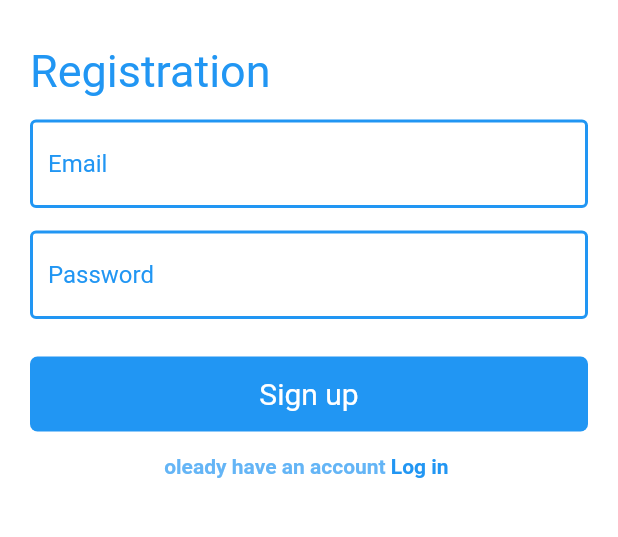
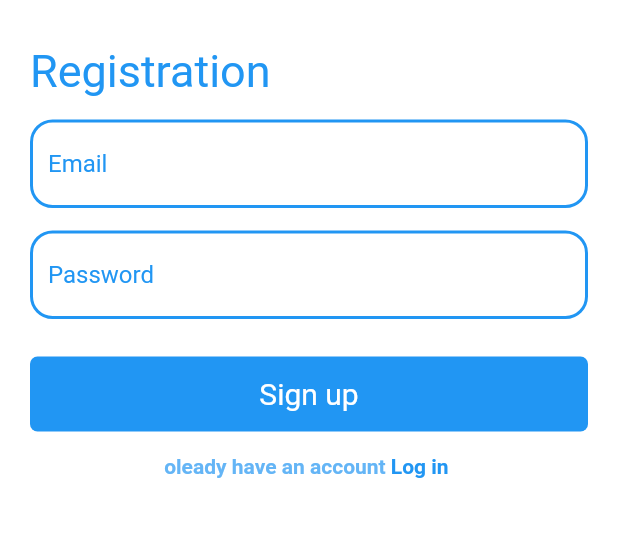
Before and after one commit to hassanarafa/Chat-App, a Flutter app: the screen it shows after launch, after a tap on "Sign in", after a tap on "Sign Up", on a phone screen of 412 x 824 dp, the part 578-1115 px from its top. Run offline on Flutter 3.47's test engine with Material 2 defaults, Android fonts, the phone set to English and light mode, and no system bars; drawn by our look-alikes of modal_progress_hud_nsn; our stand-ins replace firebase_auth, firebase_core; accounts and stored records are empty.

Commit message:
finish login and registration

```diff
--- a/lib/pages/LoginPage.dart
+++ b/lib/pages/LoginPage.dart
@@ -1,3 +1,4 @@
+import 'package:modal_progress_hud_nsn/modal_progress_hud_nsn.dart';
 import 'package:firebase_auth/firebase_auth.dart';
 import 'package:flutter/material.dart';
 import 'package:flutter/services.dart';
@@ -5,6 +6,7 @@ import 'package:flutter/services.dart';
 import '../constants.dart';
 import '../widgets/cudtom_textformfield.dart';
 import '../widgets/custom_button.dart';
+import '../widgets/snackBar.dart';
 import 'HomePage.dart';
 import 'RegisterPage.dart';
 
@@ -18,9 +20,12 @@ class LoginPage extends StatefulWidget {
 class _LoginPageState extends State<LoginPage> {
   GlobalKey<FormState> formkey = GlobalKey();
   String? email, password;
+  bool load = false;
   @override
   Widget build(BuildContext context) {
-    return Scaffold(
+    return ModalProgressHUD(
+      inAsyncCall: load,
+      child: Scaffold(
           backgroundColor: Colors.white,
           appBar: AppBar(
               toolbarHeight: 0,
@@ -60,6 +65,7 @@ class _LoginPageState extends State<LoginPage> {
                         height: 15,
                       ),
                       CustomTextFormField(
+                          x: false,
                           onchanged: (data) {
                             email = data;
                           },
@@ -68,6 +74,7 @@ class _LoginPageState extends State<LoginPage> {
                         height: 15,
                       ),
                       CustomTextFormField(
+                          x: true,
                           onchanged: (data) {
                             password = data;
                           },
@@ -79,34 +86,35 @@ class _LoginPageState extends State<LoginPage> {
                         text: "Sign in",
                         ontap: () async {
                           if (formkey.currentState!.validate()) {
+                            load = true;
+                            setState(() {});
                             try {
                               await FirebaseAuth.instance
                                   .signInWithEmailAndPassword(
                                       email: email!, password: password!);
-                            Navigator.push(
+                              Navigator.pushAndRemoveUntil(
                                 context,
-                                MaterialPageRoute(
-                                  builder: (context) => HomePage(),
-                                ));
+                                MaterialPageRoute<void>(
+                                    builder: (BuildContext context) =>
+                                        const HomePage()),
+                                (Route<dynamic> route) => false,
+                              );
                             } on FirebaseAuthException catch (e) {
                               if (e.code == 'user-not-found') {
-                              ScaffoldMessenger.of(context).showSnackBar(
-                                  const SnackBar(
-                                      content: Text(
-                                          'No user found for that email.')));
+                                showSnackBar(
+                                    context, 'No user found for that email.');
                                 print('No user found for that email.');
                               } else if (e.code == 'wrong-password') {
-                              ScaffoldMessenger.of(context).showSnackBar(
-                                  const SnackBar(
-                                      content: Text(
-                                          'Wrong password provided for that user.')));
+                                showSnackBar(context,
+                                    'Wrong password provided for that user.');
                                 print('Wrong password provided for that user.');
                               } else {
-                              ScaffoldMessenger.of(context).showSnackBar(
-                                  const SnackBar(content: Text('Error')));
+                                showSnackBar(context, 'Error');
                                 print(e);
                               }
                             }
+                            load = false;
+                            setState(() {});
                           }
                         },
                       ),
@@ -119,7 +127,8 @@ class _LoginPageState extends State<LoginPage> {
                           const Text(
                             "don't have an account ",
                             style: TextStyle(
-                              color: kSecondColor, fontWeight: FontWeight.bold),
+                                color: kSecondColor,
+                                fontWeight: FontWeight.bold),
                           ),
                           GestureDetector(
                             onTap: () {
@@ -143,6 +152,7 @@ class _LoginPageState extends State<LoginPage> {
                 ),
               ),
             ),
-        ));
+          )),
+    );
   }
 }
--- a/lib/widgets/cudtom_textformfield.dart
+++ b/lib/widgets/cudtom_textformfield.dart
@@ -3,12 +3,16 @@ import 'package:flutter/material.dart';
 import '../constants.dart';
 
 class CustomTextFormField extends StatelessWidget {
-  const CustomTextFormField({super.key, this.onchanged, this.hintText});
+  const CustomTextFormField(
+      {super.key, required this.x, this.onchanged, this.hintText});
+  final bool? x;
   final Function(String)? onchanged;
   final String? hintText;
   @override
   Widget build(BuildContext context) {
     return TextFormField(
+      obscureText: x!,
+      obscuringCharacter: '*',
       validator: (value) {
         if (value == null || value.isEmpty) {
           return 'this field is required';
@@ -17,12 +21,18 @@ class CustomTextFormField extends StatelessWidget {
       },
       onChanged: onchanged,
       decoration: InputDecoration(
-        enabledBorder: const OutlineInputBorder(
-          borderSide: BorderSide(width: 2, color: kPrimaryColor),
-        ),
-        focusedBorder: const OutlineInputBorder(
-          borderSide: BorderSide(color: Colors.blue, width: 1.0),
-        ),
+        enabledBorder: OutlineInputBorder(
+            borderSide: BorderSide(width: 2, color: kPrimaryColor),
+            borderRadius: BorderRadius.circular(15)),
+        focusedBorder: OutlineInputBorder(
+            borderSide: BorderSide(color: Colors.blue, width: 1.0),
+            borderRadius: BorderRadius.circular(15)),
+        errorBorder: OutlineInputBorder(
+            borderSide: const BorderSide(color: Colors.red),
+            borderRadius: BorderRadius.circular(15)),
+        focusedErrorBorder: OutlineInputBorder(
+            borderSide: const BorderSide(color: Colors.red),
+            borderRadius: BorderRadius.circular(15)),
         hintText: hintText,
         hintStyle: const TextStyle(
           color: kPrimaryColor,
--- /dev/null
+++ b/lib/widgets/snackBar.dart
@@ -0,0 +1,5 @@
+import 'package:flutter/material.dart';
+
+void showSnackBar(BuildContext context, String message) {
+  ScaffoldMessenger.of(context).showSnackBar(SnackBar(content: Text(message)));
+}
--- a/pubspec.yaml
+++ b/pubspec.yaml
@@ -36,6 +36,7 @@ dependencies:
   cupertino_icons: ^1.0.2
   firebase_auth: ^4.6.3
   firebase_core: ^2.14.0
+  modal_progress_hud_nsn: ^0.4.0
 
 dev_dependencies:
   flutter_launcher_icons: "^0.13.1"
```
Also changed, not shown: lib/pages/RegisterPage.dart (+27 -17 lines), pubspec.lock, 5 other files. Lines whose indentation alone changed are shown as unchanged.
